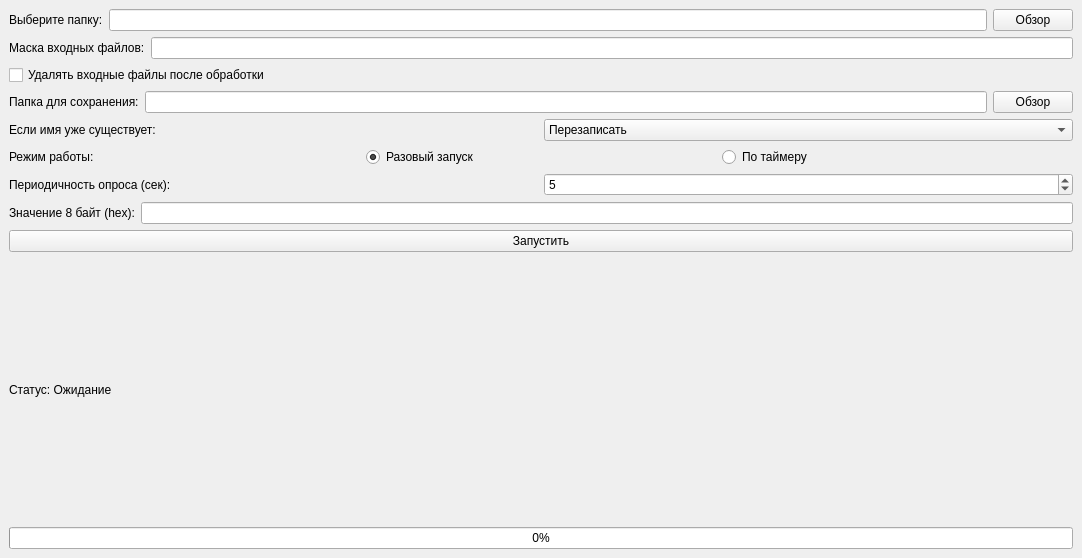
First picture: the form in mainwindow.ui, repository danyapro2003/Test_NPO, before the edit.
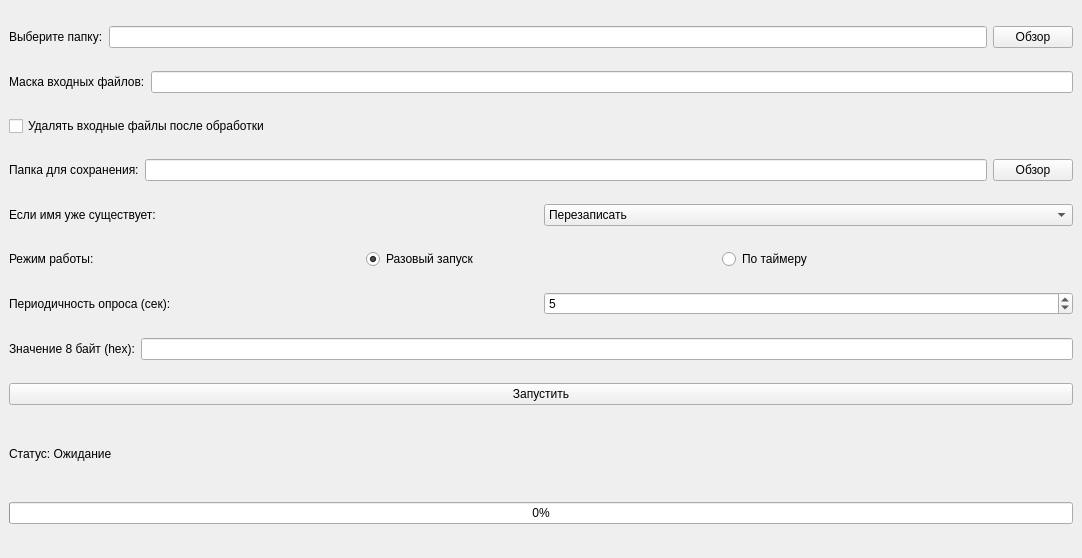
Second picture: the form after the edit.

Commit message: Теперь не фризит интерфейс. Исправлен баг с лишними пробелами в маске.

```diff
--- a/mainwindow.ui
+++ b/mainwindow.ui
@@ -188,6 +188,12 @@
     </item>
     <item>
      <widget class="QLabel" name="labelStatus">
+      <property name="maximumSize">
+       <size>
+        <width>1064</width>
+        <height>51</height>
+       </size>
+      </property>
       <property name="text">
        <string>Статус: Ожидание</string>
       </property>
```
Left out of the diff: 2 changed lines with no effect on the pictures. The commit also changes 5 other files.
